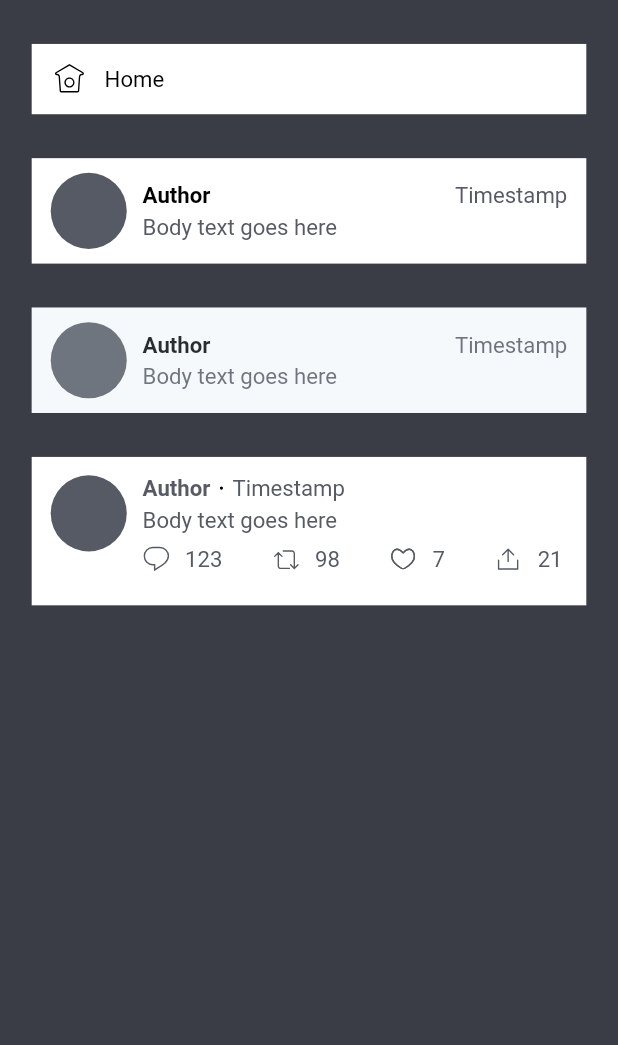
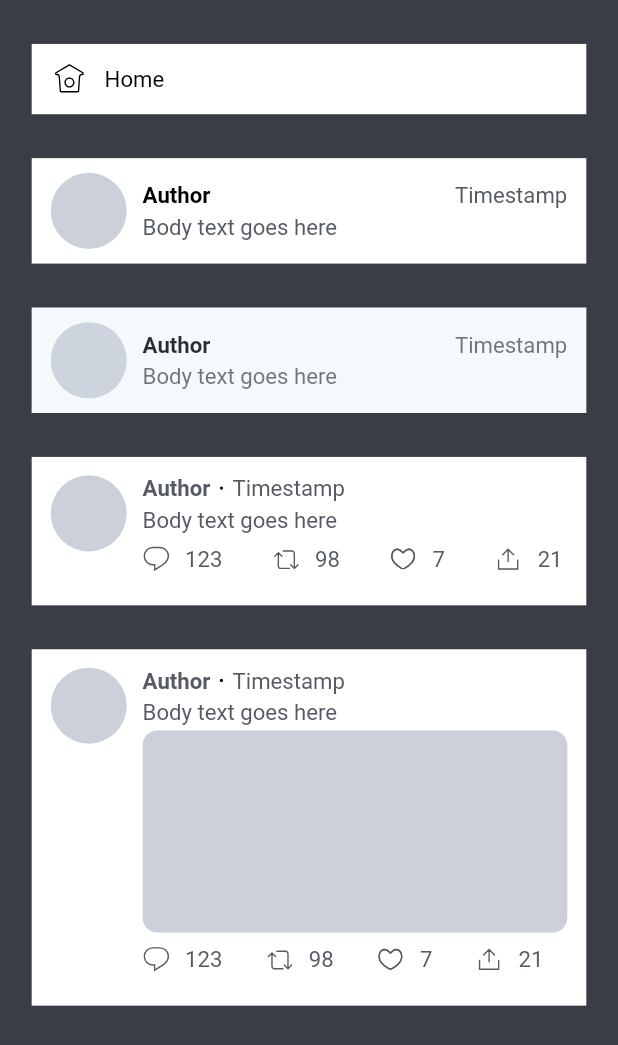
Before and after one commit to bukunmialuko/twitter_ui_kit, a Flutter app: the ItemsRootWidget screen opened by its route, on a phone screen of 412 x 824 dp. Shown: the top 1045 px of the screen. Run offline on Flutter 3.47's test engine with Material 2 defaults, Android fonts, the light colour scheme and no system bars; our stand-ins replace flutter_screenutil, flutter_svg, get_it.

Commit message:
Worked on feed widget

```diff
--- a/lib/src/components/items/root.dart
+++ b/lib/src/components/items/root.dart
@@ -1,5 +1,6 @@
 import 'package:flutter/material.dart';
 import 'package:flutter_screenutil/flutter_screenutil.dart';
+import 'package:twitter_ui_kit/src/components/items/widgets/feed_item_widget.dart';
 
 import '../../res/colors.dart';
 import 'widgets/actions_item_widget.dart';
@@ -35,7 +36,9 @@ class _ItemsRootWidgetState extends State<ItemsRootWidget> {
               SizedBox(height: 30.h),
               const MessageItemWidget(isRead: false),
               SizedBox(height: 30.h),
-              const ActionsItemWidget()
+              const ActionsItemWidget(),
+              SizedBox(height: 30.h),
+              const FeedItemWidget()
             ],
           ),
         ),
--- a/lib/src/components/items/widgets/actions_item_widget.dart
+++ b/lib/src/components/items/widgets/actions_item_widget.dart
@@ -4,6 +4,7 @@ import 'package:flutter_svg/svg.dart';
 
 import '../../../res/colors.dart';
 import '../../menu/widgets/imagery_widget.dart';
+import 'dot_widget.dart';
 
 class ActionsItemWidget extends StatelessWidget {
   const ActionsItemWidget({Key? key}) : super(key: key);
@@ -26,6 +27,7 @@ class ActionsItemWidget extends StatelessWidget {
               child: ImageryWidget(
                 width: 48.w,
                 height: 48.w,
+                color: AppColors.twitterGrey100,
               ),
             ),
             Expanded(
@@ -45,7 +47,7 @@ class ActionsItemWidget extends StatelessWidget {
                           fontWeight: FontWeight.w700,
                         ),
                       ),
-                      _buildDot(),
+                      const DotWidget(),
                       Text(
                         'Timestamp',
                         style: TextStyle(
@@ -117,14 +119,4 @@ class ActionsItemWidget extends StatelessWidget {
       ],
     );
   }
-
-  _buildDot() {
-    return Container(
-      width: 2.w,
-      height: 2.w,
-      margin: EdgeInsets.only(left: 6.w, right: 6.w),
-      decoration:
-          const BoxDecoration(color: Colors.black, shape: BoxShape.circle),
-    );
-  }
 }
--- /dev/null
+++ b/lib/src/components/items/widgets/dot_widget.dart
@@ -0,0 +1,17 @@
+import 'package:flutter/material.dart';
+import 'package:flutter_screenutil/flutter_screenutil.dart';
+
+class DotWidget extends StatelessWidget {
+  const DotWidget({Key? key}) : super(key: key);
+
+  @override
+  Widget build(BuildContext context) {
+    return Container(
+      width: 2.w,
+      height: 2.w,
+      margin: EdgeInsets.only(left: 6.w, right: 6.w),
+      decoration:
+          const BoxDecoration(color: Colors.black, shape: BoxShape.circle),
+    );
+  }
+}
--- /dev/null
+++ b/lib/src/components/items/widgets/feed_item_widget.dart
@@ -0,0 +1,133 @@
+import 'package:flutter/material.dart';
+import 'package:flutter_screenutil/flutter_screenutil.dart';
+import 'package:flutter_svg/svg.dart';
+
+import '../../../res/colors.dart';
+import '../../menu/widgets/imagery_widget.dart';
+import 'dot_widget.dart';
+
+class FeedItemWidget extends StatelessWidget {
+  const FeedItemWidget({Key? key}) : super(key: key);
+
+  @override
+  Widget build(BuildContext context) {
+    return Container(
+      width: 362.w,
+      height: 243.35.h,
+      color: Colors.white,
+      child: Center(
+        child: Padding(
+          padding: EdgeInsets.only(left: 12.w, right: 12.w),
+          child: Row(
+            crossAxisAlignment: CrossAxisAlignment.start,
+            children: [
+              Padding(
+                padding: EdgeInsets.only(
+                  right: 10.w,
+                ),
+                child: ImageryWidget(
+                  width: 48.w,
+                  height: 48.w,
+                  color: AppColors.twitterGrey100,
+                ),
+              ),
+              Expanded(
+                child: Column(
+                  crossAxisAlignment: CrossAxisAlignment.start,
+                  mainAxisSize: MainAxisSize.min,
+                  children: [
+                    Row(
+                      mainAxisAlignment: MainAxisAlignment.start,
+                      children: [
+                        Text(
+                          'Author',
+                          style: TextStyle(
+                            fontSize: 14.sp,
+                            color: AppColors.twitterStale100,
+                            fontStyle: FontStyle.normal,
+                            fontWeight: FontWeight.w700,
+                          ),
+                        ),
+                        const DotWidget(),
+                        Text(
+                          'Timestamp',
+                          style: TextStyle(
+                            fontSize: 14.sp,
+                            color: AppColors.twitterStale100,
+                            fontStyle: FontStyle.normal,
+                            fontWeight: FontWeight.w400,
+                          ),
+                        ),
+                      ],
+                    ),
+                    SizedBox(
+                      height: 4.h,
+                    ),
+                    Text(
+                      'Body text goes here',
+                      style: TextStyle(
+                        fontSize: 14.sp,
+                        color: AppColors.twitterStale100,
+                        fontStyle: FontStyle.normal,
+                        fontWeight: FontWeight.w400,
+                      ),
+                    ),
+                    SizedBox(
+                      height: 4.h,
+                    ),
+                    ImageryWidget(
+                      width: 281.w,
+                      height: 138.h,
+                      borderRadius: 10.r,
+                      color: AppColors.twitterGrey100,
+                    ),
+                    SizedBox(
+                      height: 37.35.h,
+                      child: Row(
+                        mainAxisAlignment: MainAxisAlignment.spaceBetween,
+                        children: [
+                          _buildUnion('assets/svg/comment_selected.svg', '123'),
+                          _buildUnion('assets/svg/retweet.svg', '98'),
+                          _buildUnion('assets/svg/like.svg', '7'),
+                          _buildUnion('assets/svg/share.svg', '21')
+                        ],
+                      ),
+                    )
+                  ],
+                ),
+              )
+            ],
+          ),
+        ),
+      ),
+    );
+  }
+
+  _buildUnion(String imageUri, String count) {
+    return Row(
+      mainAxisSize: MainAxisSize.min,
+      crossAxisAlignment: CrossAxisAlignment.start,
+      children: [
+        Padding(
+          padding: const EdgeInsets.only(right: 10),
+          child: SvgPicture.asset(
+            imageUri,
+            width: 17.35.w,
+            height: 17.35.w,
+            color: AppColors.twitterStale100,
+          ),
+        ),
+        Text(
+          count,
+          style: TextStyle(
+            fontSize: 14.sp,
+            color: AppColors.twitterStale100,
+            fontStyle: FontStyle.normal,
+            fontWeight: FontWeight.w400,
+          ),
+        ),
+        SizedBox(width: 15.w)
+      ],
+    );
+  }
+}
--- a/lib/src/components/items/widgets/message_item_widget.dart
+++ b/lib/src/components/items/widgets/message_item_widget.dart
@@ -26,6 +26,7 @@ class MessageItemWidget extends StatelessWidget {
                   child: ImageryWidget(
                     width: 48.w,
                     height: 48.w,
+                    color: AppColors.twitterGrey100,
                   ),
                 ),
                 Expanded(
--- a/lib/src/components/menu/widgets/imagery_widget.dart
+++ b/lib/src/components/menu/widgets/imagery_widget.dart
@@ -5,9 +5,11 @@ import 'package:twitter_ui_kit/src/res/colors.dart';
 class ImageryWidget extends StatelessWidget {
   final double? width;
   final double? height;
+  final double? borderRadius;
   final Color? color;
 
-  const ImageryWidget({Key? key, this.width, this.height, this.color})
+  const ImageryWidget(
+      {Key? key, this.width, this.height, this.color, this.borderRadius})
       : super(key: key);
 
   @override
@@ -17,7 +19,10 @@ class ImageryWidget extends StatelessWidget {
       height: height ?? 48.w,
       decoration: BoxDecoration(
         color: color ?? AppColors.twitterStale100,
-        shape: BoxShape.circle,
+        // shape: BoxShape.circle,
+        borderRadius: BorderRadius.circular(
+          borderRadius ?? width!,
+        ),
       ),
     );
   }
```
